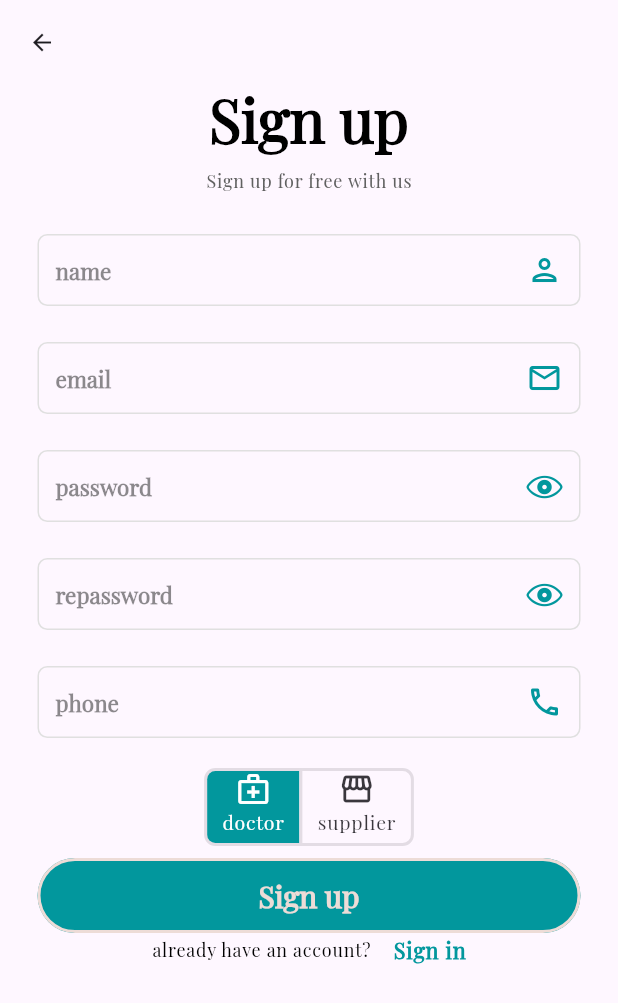
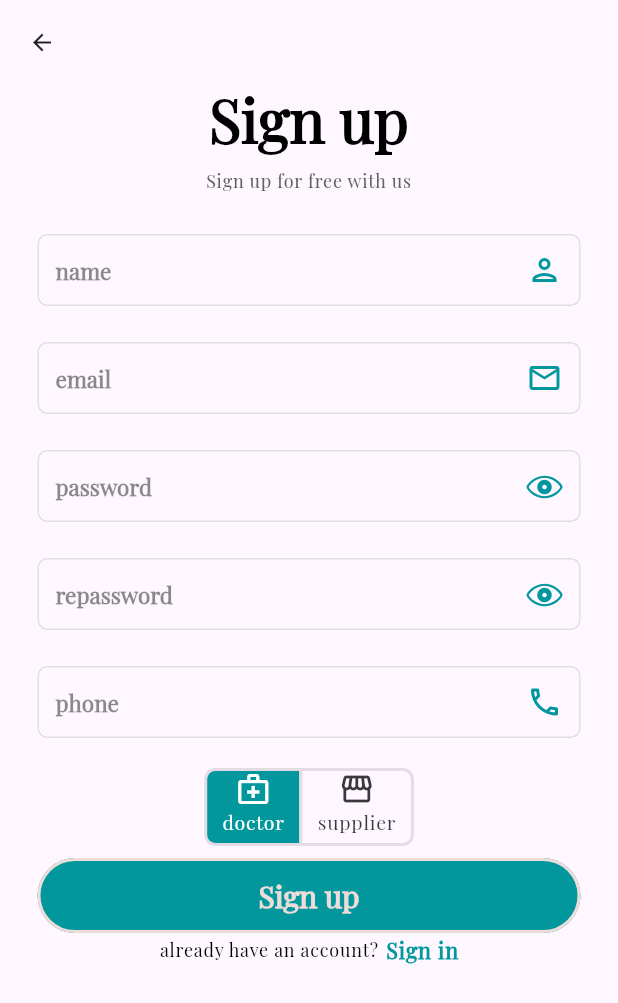
Before and after one commit to abdsyd/MediGear, a Flutter app: the RegisterView screen opened by its route, on a phone screen of 412 x 824 dp. Shown: the top 1003 px of the screen. Run offline on Flutter 3.47's test engine with Material 2 defaults, Android fonts, the phone set to English and light mode, and no system bars; our stand-ins replace get, get_storage, otp_text_field, timer_count_down; accounts and stored records are empty.

Commit message:
added register_otp.dart

```diff
--- a/lib/constants/routes_name.dart
+++ b/lib/constants/routes_name.dart
@@ -2,6 +2,7 @@ class AppRoute {
   static const String welcome = "/";
   static const String login = "/login";
   static const String register = "/register";
+  static const String registerOTP = "/registerOTP";
   static const String forgotPassword1 = "/forgotPassword1";
 
 }
--- a/lib/main.dart
+++ b/lib/main.dart
@@ -3,6 +3,7 @@ import 'package:get/get_navigation/src/root/get_material_app.dart';
 import 'package:hunter/routes.dart';
 import 'package:hunter/test.dart';
 import 'package:hunter/themes.dart';
+import 'package:hunter/views/register_otp.dart';
 
 void main() {
   runApp(const MyApp());
@@ -21,7 +22,7 @@ class MyApp extends StatelessWidget {
       debugShowCheckedModeBanner: false,
       theme: AppTheme.englishTheme,
       getPages: routes,
-      // home: const Test(),
+       //home: const RegisterOTP(),
     );
   }
 }
--- a/lib/routes.dart
+++ b/lib/routes.dart
@@ -2,6 +2,7 @@ import 'package:get/get.dart';
 import 'package:hunter/constants/routes_name.dart';
 import 'package:hunter/views/forgot_password1_view.dart';
 import 'package:hunter/views/login_view.dart';
+import 'package:hunter/views/register_otp.dart';
 import 'package:hunter/views/register_view.dart';
 import 'package:hunter/views/welcome_view.dart';
 
@@ -19,6 +20,10 @@ List<GetPage<dynamic>> routes = [
     page: () => const RegisterView(),
   ),
   GetPage(
+    name: AppRoute.registerOTP,
+    page: () => const RegisterOTP(),
+  ),
+  GetPage(
     name: AppRoute.forgotPassword1,
     page: () => const ForgotPass1View(),
   ),
--- a/lib/views/register_view.dart
+++ b/lib/views/register_view.dart
@@ -141,7 +141,8 @@ class RegisterView extends StatelessWidget {
                 child: AuthButton(
                   text: 'Sign up',
                   onPressed: () {
-                    rC.register();
+                    //rC.register();
+                    Get.toNamed(AppRoute.registerOTP);
                   },
                   color: AppColors.myPrimary,
                 ),
--- a/lib/widgets/auth_suggestion.dart
+++ b/lib/widgets/auth_suggestion.dart
@@ -21,7 +21,7 @@ class AuthSuggestion extends StatelessWidget {
             color: Colors.black,
           ),
         ),
-        const SizedBox(width: 15,),
+         const SizedBox(width: 5,),
         InkWell(
           onTap:onTap,
           child:  Text(
--- a/lib/widgets/auth_title.dart
+++ b/lib/widgets/auth_title.dart
@@ -24,10 +24,11 @@ class AuthTitle extends StatelessWidget {
         ),
         Text(
           subTitle,
+          textAlign: TextAlign.center,
           style: Theme.of(context)
               .textTheme
               .bodyLarge!
-              .copyWith(color: Colors.grey.shade700),
+              .copyWith(color: Colors.grey.shade700,),
         ),
       ],
     );
```
Also changed, not shown: lib/views/register_otp.dart (+46 -1 lines).
